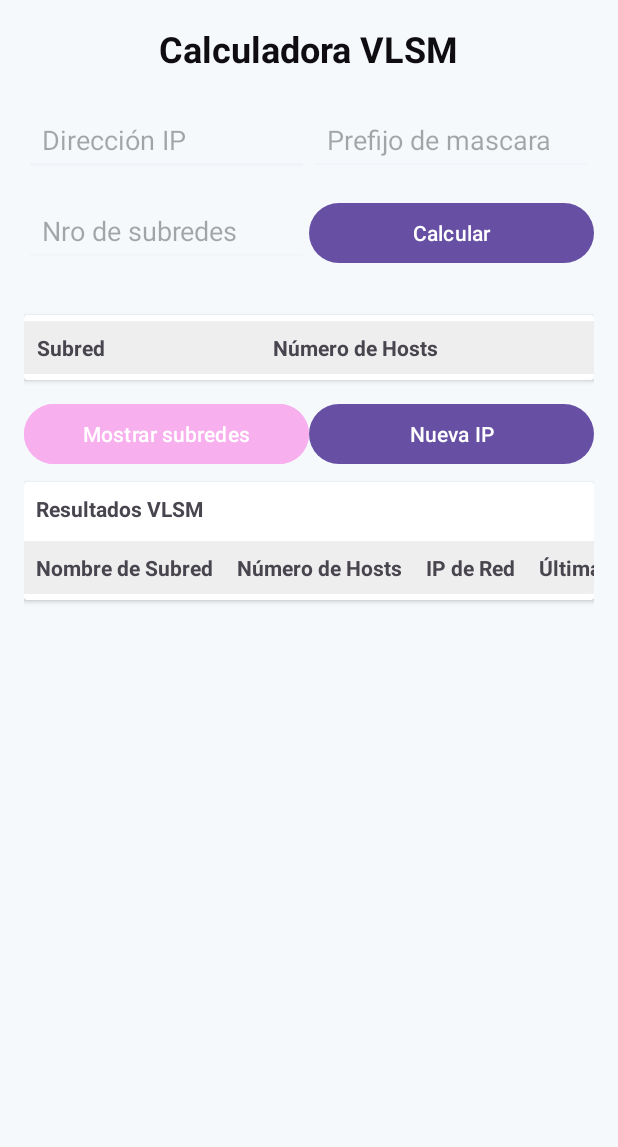
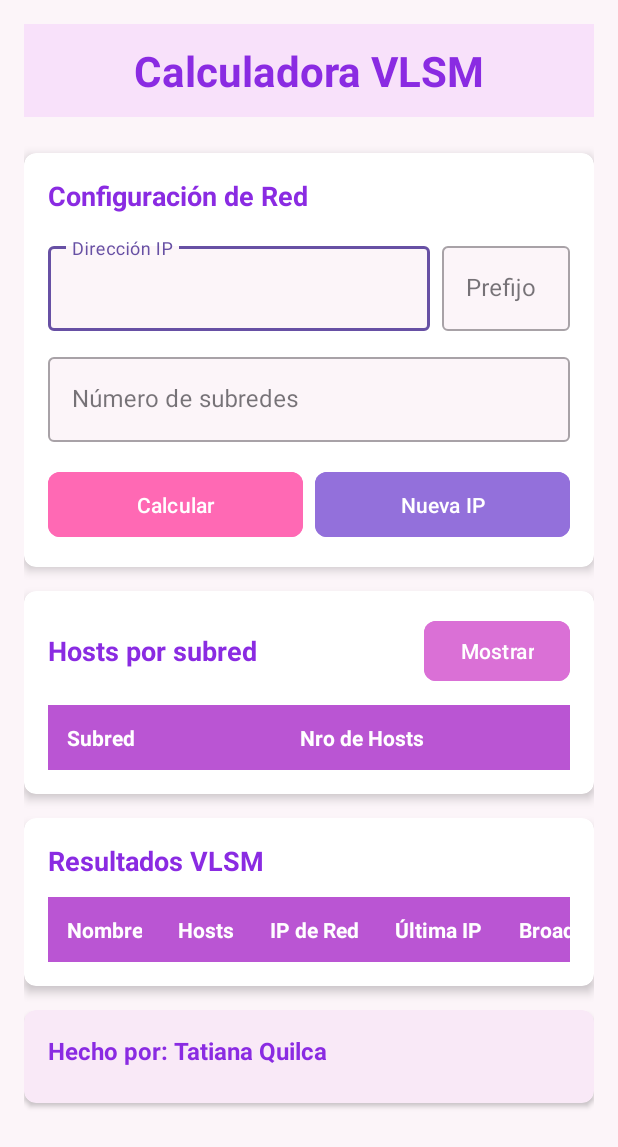
Before and after one commit to Tatiana-Quilca/CalculadoraVLSM_QuilcaTatiana, an Android app: the screen it shows after launch (MainActivity), on a phone screen of 412 x 824 dp. Shown: the top 1147 px of the screen. Run offline under Robolectric (Android 15) with nearby library versions, the phone set to English and light mode, and no system bars.

Commit message:
Diseño actualizado

```diff
--- a/app/src/main/res/layout/activity_main.xml
+++ b/app/src/main/res/layout/activity_main.xml
@@ -5,7 +5,7 @@
     android:id="@+id/main"
     android:layout_width="match_parent"
     android:layout_height="match_parent"
-    android:background="#F5F9FC"
+    android:background="#FCF5F9"
     tools:context=".MainActivity"
     tools:visibility="visible">
 
@@ -22,90 +22,174 @@
 
             <TextView
                 android:id="@+id/title"
+                android:layout_width="match_parent"
+                android:layout_height="wrap_content"
+                android:text="Calculadora VLSM"
+                android:textSize="28sp"
+                android:textColor="#8A2BE2"
+                android:textStyle="bold"
+                android:gravity="center"
+                android:layout_marginBottom="24dp"
+                android:background="#F8E1FA"
+                android:paddingTop="12dp"
+                android:paddingBottom="12dp" />
+
+            <androidx.cardview.widget.CardView
+                android:layout_width="match_parent"
+                android:layout_height="wrap_content"
+                android:layout_marginBottom="16dp"
+                app:cardCornerRadius="8dp"
+                app:cardElevation="4dp">
+
+                <LinearLayout
+                    android:layout_width="match_parent"
+                    android:layout_height="wrap_content"
+                    android:orientation="vertical"
+                    android:padding="16dp">
+
+                    <TextView
                         android:layout_width="wrap_content"
                         android:layout_height="wrap_content"
-                android:text="Calculadora VLSM"
-                android:textSize="24sp"
-                android:textColor="#0f0d0f"
-                android:layout_marginBottom="20dp"
+                        android:text="Configuración de Red"
+                        android:textSize="18sp"
+                        android:textColor="#8A2BE2"
                         android:textStyle="bold"
-                android:layout_gravity="center_horizontal"/>
+                        android:layout_marginBottom="16dp" />
 
-            <!-- Grouping IP address and mask fields -->
                     <LinearLayout
                         android:layout_width="match_parent"
                         android:layout_height="wrap_content"
                         android:orientation="horizontal"
                         android:layout_marginBottom="12dp">
 
-                <EditText
+                        <com.google.android.material.textfield.TextInputLayout
+                            android:layout_width="0dp"
+                            android:layout_height="wrap_content"
+                            android:layout_weight="3"
+                            android:layout_marginEnd="8dp"
+                            android:hint="Dirección IP"
+                            app:boxBackgroundColor="#FCF5F9"
+                            style="@style/Widget.MaterialComponents.TextInputLayout.OutlinedBox">
+
+                            <com.google.android.material.textfield.TextInputEditText
                                 android:id="@+id/ipInput"
+                                android:layout_width="match_parent"
+                                android:layout_height="wrap_content"
+                                android:inputType="text" />
+                        </com.google.android.material.textfield.TextInputLayout>
+
+                        <com.google.android.material.textfield.TextInputLayout
                             android:layout_width="0dp"
                             android:layout_height="wrap_content"
                             android:layout_weight="1"
-                    android:hint="Dirección IP"
-                    android:inputType="text"
-                    android:padding="12dp"
-                    android:backgroundTint="#F1F5F9"/>
+                            android:hint="Prefijo"
+                            app:boxBackgroundColor="#FCF5F9"
+                            style="@style/Widget.MaterialComponents.TextInputLayout.OutlinedBox">
 
-                <EditText
+                            <com.google.android.material.textfield.TextInputEditText
                                 android:id="@+id/prefijoInput"
-                    android:layout_width="0dp"
+                                android:layout_width="match_parent"
                                 android:layout_height="wrap_content"
-                    android:layout_weight="1"
-                    android:hint="Prefijo de mascara"
-                    android:inputType="number"
-                    android:padding="12dp"
-                    android:backgroundTint="#F1F5F9"/>
+                                android:inputType="number" />
+                        </com.google.android.material.textfield.TextInputLayout>
                     </LinearLayout>
 
-            <!-- Grouping subnets input next to button -->
+                    <com.google.android.material.textfield.TextInputLayout
+                        android:layout_width="match_parent"
+                        android:layout_height="wrap_content"
+                        android:layout_marginBottom="16dp"
+                        android:hint="Número de subredes"
+                        app:boxBackgroundColor="#FCF5F9"
+                        style="@style/Widget.MaterialComponents.TextInputLayout.OutlinedBox">
+
+                        <com.google.android.material.textfield.TextInputEditText
+                            android:id="@+id/subredesInput"
+                            android:layout_width="match_parent"
+                            android:layout_height="wrap_content"
+                            android:inputType="number" />
+                    </com.google.android.material.textfield.TextInputLayout>
+
                     <LinearLayout
                         android:layout_width="match_parent"
                         android:layout_height="wrap_content"
-                android:orientation="horizontal"
-                android:layout_marginBottom="12dp">
+                        android:orientation="horizontal">
 
-                <EditText
-                    android:id="@+id/subredesInput"
-                    android:layout_width="0dp"
-                    android:layout_height="wrap_content"
-                    android:layout_weight="1"
-                    android:hint="Nro de subredes"
-                    android:inputType="number"
-                    android:padding="12dp"
-                    android:backgroundTint="#F1F5F9"/>
-
-                <Button
+                        <com.google.android.material.button.MaterialButton
                             android:id="@+id/calcularButton"
                             android:layout_width="0dp"
                             android:layout_height="wrap_content"
                             android:layout_weight="1"
                             android:text="Calcular"
-                    android:textColor="#FFFFFF"/>
+                            android:textColor="#FFFFFF"
+                            android:padding="12dp"
+                            app:cornerRadius="8dp"
+                            android:backgroundTint="#FF69B4"/>
+
+                        <Space
+                            android:layout_width="8dp"
+                            android:layout_height="wrap_content" />
+
+                        <com.google.android.material.button.MaterialButton
+                            android:id="@+id/nuevaIpButton"
+                            android:layout_width="0dp"
+                            android:layout_height="wrap_content"
+                            android:layout_weight="1"
+                            android:text="Nueva IP"
+                            android:textColor="#FFFFFF"
+                            android:padding="12dp"
+                            app:cornerRadius="8dp"
+                            android:backgroundTint="#9370DB"/>
                     </LinearLayout>
+                </LinearLayout>
+            </androidx.cardview.widget.CardView>
 
-            <!-- Contenedor para la primera tabla con altura limitada -->
             <androidx.cardview.widget.CardView
                 android:layout_width="match_parent"
                 android:layout_height="wrap_content"
-                android:layout_marginTop="20dp">
+                android:layout_marginBottom="16dp"
+                app:cardCornerRadius="8dp"
+                app:cardElevation="4dp">
 
                 <LinearLayout
                     android:layout_width="match_parent"
                     android:layout_height="wrap_content"
-                    android:orientation="vertical">
+                    android:orientation="vertical"
+                    android:padding="16dp">
 
-                    <!-- ScrollView bidireccional para la tabla de subredes -->
+                    <LinearLayout
+                        android:layout_width="match_parent"
+                        android:layout_height="wrap_content"
+                        android:orientation="horizontal"
+                        android:gravity="center_vertical"
+                        android:layout_marginBottom="12dp">
+
+                        <TextView
+                            android:layout_width="0dp"
+                            android:layout_weight="1"
+                            android:layout_height="wrap_content"
+                            android:text="Hosts por subred"
+                            android:textSize="18sp"
+                            android:textColor="#8A2BE2"
+                            android:textStyle="bold" />
+
+                        <com.google.android.material.button.MaterialButton
+                            android:id="@+id/mostrarButton"
+                            android:layout_width="wrap_content"
+                            android:layout_height="wrap_content"
+                            android:text="Mostrar"
+                            android:textColor="#FFFFFF"
+                            app:cornerRadius="8dp"
+                            android:backgroundTint="#DA70D6"/>
+                    </LinearLayout>
+
                     <HorizontalScrollView
                         android:layout_width="match_parent"
-                        android:layout_height="wrap_content">
+                        android:layout_height="wrap_content"
+                        android:scrollbars="horizontal">
 
                         <ScrollView
                             android:layout_width="wrap_content"
                             android:layout_height="wrap_content"
-                            android:layout_marginTop="4dp"
-                            android:layout_marginBottom="4dp"
                             android:scrollbars="vertical">
 
                             <LinearLayout
@@ -117,26 +201,27 @@
                                     android:id="@+id/resultTable"
                                     android:layout_width="wrap_content"
                                     android:layout_height="wrap_content"
-                                    android:maxHeight="200dp"
                                     android:stretchColumns="1">
-                                    <TableRow>
+                                    <TableRow
+                                        android:background="#BA55D3">
                                         <TextView
                                             android:text="Subred"
                                             android:layout_width="wrap_content"
                                             android:layout_height="wrap_content"
-                                            android:padding="8dp"
+                                            android:padding="12dp"
                                             android:gravity="center"
-                                            android:background="#EEEEEE"
+                                            android:textColor="#FFFFFF"
                                             android:textStyle="bold" />
                                         <TextView
-                                            android:text="Número de Hosts"
+                                            android:text="Nro de Hosts"
                                             android:layout_width="wrap_content"
                                             android:layout_height="wrap_content"
-                                            android:padding="8dp"
+                                            android:padding="12dp"
                                             android:gravity="center"
-                                            android:background="#EEEEEE"
+                                            android:textColor="#FFFFFF"
                                             android:textStyle="bold" />
                                     </TableRow>
+
                                 </TableLayout>
                             </LinearLayout>
                         </ScrollView>
@@ -144,58 +229,36 @@
                 </LinearLayout>
             </androidx.cardview.widget.CardView>
 
-            <!-- Grouping Show Subnets and New IP buttons -->
-            <LinearLayout
-                android:layout_width="match_parent"
-                android:layout_height="wrap_content"
-                android:orientation="horizontal"
-                android:layout_marginTop="12dp">
-
-                <Button
-                    android:id="@+id/mostrarButton"
-                    android:layout_width="0dp"
-                    android:layout_height="wrap_content"
-                    android:layout_weight="1"
-                    android:backgroundTint="#f8afed"
-                    android:text="Mostrar subredes"/>
-
-                <Button
-                    android:id="@+id/nuevaIpButton"
-                    android:layout_width="0dp"
-                    android:layout_height="wrap_content"
-                    android:layout_weight="1"
-                    android:text="Nueva IP"
-                  />
-            </LinearLayout>
-
-            <!-- Contenedor para la segunda tabla -->
             <androidx.cardview.widget.CardView
                 android:layout_width="match_parent"
                 android:layout_height="wrap_content"
-                android:layout_marginTop="8dp">
+                android:layout_marginBottom="16dp"
+                app:cardCornerRadius="8dp"
+                app:cardElevation="4dp">
 
                 <LinearLayout
                     android:layout_width="match_parent"
                     android:layout_height="wrap_content"
-                    android:orientation="vertical">
+                    android:orientation="vertical"
+                    android:padding="16dp">
 
                     <TextView
-                        android:layout_width="wrap_content"
+                        android:layout_width="match_parent"
                         android:layout_height="wrap_content"
                         android:text="Resultados VLSM"
+                        android:textSize="18sp"
+                        android:textColor="#8A2BE2"
                         android:textStyle="bold"
-                        android:layout_margin="8dp"/>
+                        android:layout_marginBottom="12dp" />
 
-                    <!-- ScrollView bidireccional para la tabla de resultados -->
                     <HorizontalScrollView
                         android:layout_width="match_parent"
-                        android:layout_height="wrap_content">
+                        android:layout_height="wrap_content"
+                        android:scrollbars="horizontal">
 
                         <ScrollView
                             android:layout_width="wrap_content"
                             android:layout_height="wrap_content"
-                            android:layout_marginTop="4dp"
-                            android:layout_marginBottom="4dp"
                             android:scrollbars="vertical">
 
                             <LinearLayout
@@ -208,54 +271,81 @@
                                     android:layout_width="wrap_content"
                                     android:layout_height="wrap_content"
                                     android:stretchColumns="1">
-                                    <TableRow>
+                                    <TableRow
+                                        android:background="#BA55D3">
                                         <TextView
-                                            android:text="Nombre de Subred"
+                                            android:text="Nombre"
                                             android:layout_width="wrap_content"
                                             android:layout_height="wrap_content"
-                                            android:padding="8dp"
+                                            android:padding="12dp"
                                             android:gravity="center"
-                                            android:background="#EEEEEE"
+                                            android:textColor="#FFFFFF"
                                             android:textStyle="bold" />
                                         <TextView
-                                            android:text="Número de Hosts"
+                                            android:text="Hosts"
                                             android:layout_width="wrap_content"
                                             android:layout_height="wrap_content"
-                                            android:padding="8dp"
+                                            android:padding="12dp"
                                             android:gravity="center"
-                                            android:background="#EEEEEE"
+                                            android:textColor="#FFFFFF"
                                             android:textStyle="bold" />
                                         <TextView
                                             android:text="IP de Red"
                                             android:layout_width="wrap_content"
                                             android:layout_height="wrap_content"
-                                            android:padding="8dp"
+                                            android:padding="12dp"
                                             android:gravity="center"
-                                            android:background="#EEEEEE"
+                                            android:textColor="#FFFFFF"
                                             android:textStyle="bold" />
                                         <TextView
                                             android:text="Última IP"
                                             android:layout_width="wrap_content"
                                             android:layout_height="wrap_content"
-                                            android:padding="8dp"
+                                            android:padding="12dp"
                                             android:gravity="center"
-                                            android:background="#EEEEEE"
+                                            android:textColor="#FFFFFF"
                                             android:textStyle="bold" />
                                         <TextView
                                             android:text="Broadcast"
                                             android:layout_width="wrap_content"
                                             android:layout_height="wrap_content"
-                                            android:padding="8dp"
+                                            android:padding="12dp"
                                             android:gravity="center"
-                                            android:background="#EEEEEE"
+                                            android:textColor="#FFFFFF"
                                             android:textStyle="bold" />
                                     </TableRow>
+
                                 </TableLayout>
                             </LinearLayout>
                         </ScrollView>
                     </HorizontalScrollView>
                 </LinearLayout>
             </androidx.cardview.widget.CardView>
+
+            <androidx.cardview.widget.CardView
+                android:layout_width="match_parent"
+                android:layout_height="wrap_content"
+                app:cardCornerRadius="8dp"
+                app:cardElevation="2dp"
+                android:backgroundTint="#F9E9F7">
+
+                <LinearLayout
+                    android:layout_width="match_parent"
+                    android:layout_height="wrap_content"
+                    android:orientation="vertical"
+                    android:padding="16dp">
+
+                    <TextView
+                        android:layout_width="wrap_content"
+                        android:layout_height="wrap_content"
+                        android:text="Hecho por: Tatiana Quilca"
+                        android:textSize="16sp"
+                        android:textColor="#8A2BE2"
+                        android:textStyle="bold"
+                        android:layout_marginBottom="8dp" />
+
+                </LinearLayout>
+            </androidx.cardview.widget.CardView>
         </LinearLayout>
     </ScrollView>
 </androidx.constraintlayout.widget.ConstraintLayout>
```
Lines whose indentation alone changed are shown as unchanged.
